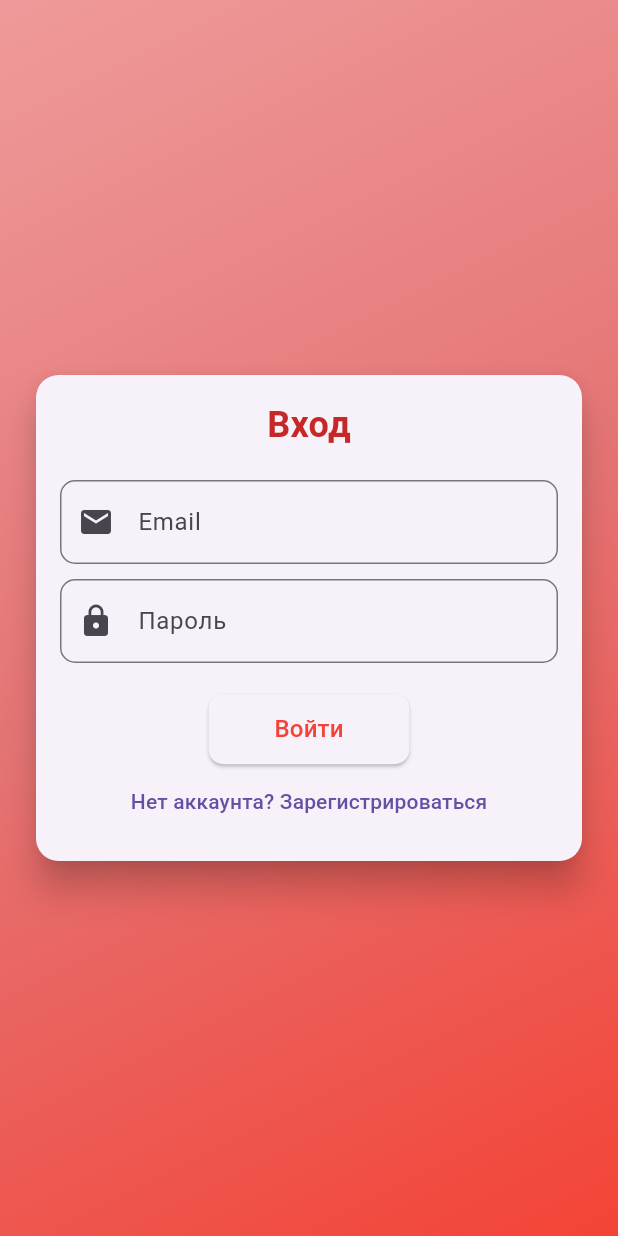
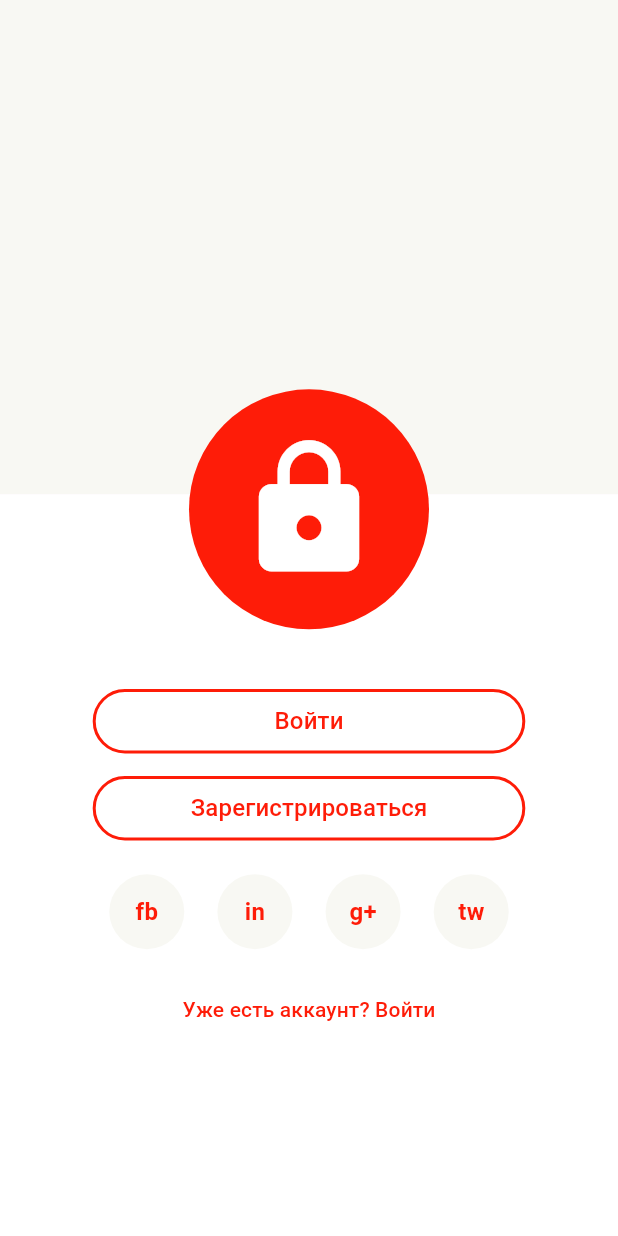
Before and after one commit to Alex228q/point_on_map, a Flutter app: the screen it shows after launch, on a phone screen of 412 x 824 dp. Run offline on Flutter 3.47's test engine with Material 3 defaults, Android fonts, the light colour scheme and no system bars; our stand-ins replace flutter_map, geolocator, latlong2, lottie; missing offline and left inert: flutter_map_animations.

Commit message:
update05_12

```diff
--- a/lib/main.dart
+++ b/lib/main.dart
@@ -1,5 +1,5 @@
 import 'package:flutter/material.dart';
-import 'package:point_on_map/screens/auth_screen.dart';
+import 'package:point_on_map/screens/registration_screen.dart';
 
 void main() {
   runApp(MainApp());
@@ -12,7 +12,7 @@ class MainApp extends StatelessWidget {
   Widget build(BuildContext context) {
     return MaterialApp(
       debugShowCheckedModeBanner: false,
-      home: AuthScreen(),
+      home: RegistrationScreen(),
     );
   }
 }
--- a/lib/screens/auth_screen.dart
+++ /dev/null
@@ -1,208 +0,0 @@
-import 'package:flutter/material.dart';
-import 'package:point_on_map/screens/map_screen.dart';
-
-class AuthScreen extends StatefulWidget {
-  @override
-  _AuthScreenState createState() => _AuthScreenState();
-}
-
-class _AuthScreenState extends State<AuthScreen> {
-  final _formKey = GlobalKey<FormState>();
-  final _emailController = TextEditingController();
-  final _passwordController = TextEditingController();
-
-  bool _isRegistration = false; // Флаг переключения между регистрацией и входом
-
-  @override
-  Widget build(BuildContext context) {
-    return Scaffold(
-      body: Container(
-        decoration: BoxDecoration(
-          gradient: LinearGradient(
-            begin: Alignment.topLeft,
-            end: Alignment.bottomRight,
-            colors: [Colors.red[200]!, Colors.red[300]!, Colors.red[500]!],
-          ),
-        ),
-        child: Center(
-          child: Padding(
-            padding: const EdgeInsets.all(20.0),
-            child: Card(
-              elevation: 10,
-              shape: RoundedRectangleBorder(
-                borderRadius: BorderRadius.circular(15.0),
-              ),
-              child: Padding(
-                padding: const EdgeInsets.all(16.0),
-                child: AnimatedSwitcher(
-                  duration: Duration(milliseconds: 300),
-                  transitionBuilder: (child, animation) {
-                    return FadeTransition(
-                      opacity: animation,
-                      child: child,
-                    );
-                  },
-                  child: _isRegistration
-                      ? _buildRegistrationForm()
-                      : _buildLoginForm(),
-                ),
-              ),
-            ),
-          ),
-        ),
-      ),
-    );
-  }
-
-  Widget _buildRegistrationForm() {
-    return Column(
-      key: ValueKey('registration'),
-      mainAxisSize: MainAxisSize.min,
-      children: <Widget>[
-        Text(
-          'Регистрация',
-          style: TextStyle(
-            fontSize: 24,
-            fontWeight: FontWeight.bold,
-            color: Colors.red[800],
-          ),
-        ),
-        SizedBox(height: 20),
-        _buildEmailField(),
-        SizedBox(height: 10),
-        _buildPasswordField(),
-        SizedBox(height: 20),
-        ElevatedButton(
-          onPressed: () {},
-          style: ElevatedButton.styleFrom(
-            shape: RoundedRectangleBorder(
-              borderRadius: BorderRadius.circular(10.0),
-            ),
-          ),
-          child: Padding(
-            padding: const EdgeInsets.symmetric(horizontal: 20, vertical: 12),
-            child: Text(
-              'Зарегистрироваться',
-              style: TextStyle(
-                fontSize: 16,
-                color: Colors.red[500],
-              ),
-            ),
-          ),
-        ),
-        TextButton(
-          onPressed: () {
-            setState(() {
-              _isRegistration = false; // Переключаемся на вход
-            });
-          },
-          child: Text('Уже есть аккаунт? Войти'),
-        ),
-      ],
-    );
-  }
-
-  Widget _buildLoginForm() {
-    return Column(
-      key: ValueKey('login'),
-      mainAxisSize: MainAxisSize.min,
-      children: <Widget>[
-        Text(
-          'Вход',
-          style: TextStyle(
-            fontSize: 24,
-            fontWeight: FontWeight.bold,
-            color: Colors.red[800],
-          ),
-        ),
-        SizedBox(height: 20),
-        _buildEmailField(),
-        SizedBox(height: 10),
-        _buildPasswordField(),
-        SizedBox(height: 20),
-        ElevatedButton(
-          onPressed: () {
-            Navigator.pushReplacement(
-              context,
-              MaterialPageRoute(
-                builder: (context) {
-                  return MapScreen();
-                },
-              ),
-            );
-          },
-          style: ElevatedButton.styleFrom(
-            shape: RoundedRectangleBorder(
-              borderRadius: BorderRadius.circular(10.0),
-            ),
-          ),
-          child: Padding(
-            padding: const EdgeInsets.symmetric(horizontal: 20, vertical: 12),
-            child: Text(
-              'Войти',
-              style: TextStyle(
-                fontSize: 16,
-                color: Colors.red[500],
-              ),
-            ),
-          ),
-        ),
-        TextButton(
-          onPressed: () {
-            setState(() {
-              _isRegistration = true; // Переключаемся на регистрацию
-            });
-          },
-          child: Text('Нет аккаунта? Зарегистрироваться'),
-        ),
-      ],
-    );
-  }
-
-  Widget _buildEmailField() {
-    return TextFormField(
-      controller: _emailController,
-      keyboardType: TextInputType.emailAddress,
-      decoration: InputDecoration(
-        labelText: 'Email',
-        prefixIcon: Icon(Icons.email),
-        border: OutlineInputBorder(
-          borderRadius: BorderRadius.circular(10.0),
-        ),
-      ),
-      validator: (value) {
-        if (value == null || value.isEmpty) {
-          return 'Пожалуйста, введите email';
-        }
-        return null;
-      },
-    );
-  }
-
-  Widget _buildPasswordField() {
-    return TextFormField(
-      controller: _passwordController,
-      obscureText: true,
-      decoration: InputDecoration(
-        labelText: 'Пароль',
-        prefixIcon: Icon(Icons.lock),
-        border: OutlineInputBorder(
-          borderRadius: BorderRadius.circular(10.0),
-        ),
-      ),
-      validator: (value) {
-        if (value == null || value.isEmpty) {
-          return 'Пожалуйста, введите пароль';
-        }
-        return null;
-      },
-    );
-  }
-
-  @override
-  void dispose() {
-    _emailController.dispose();
-    _passwordController.dispose();
-    super.dispose();
-  }
-}
--- /dev/null
+++ b/lib/screens/registration_screen.dart
@@ -0,0 +1,98 @@
+import 'package:flutter/material.dart';
+import 'package:point_on_map/screens/map_screen.dart';
+import 'package:point_on_map/widgets/custom_button.dart';
+import 'package:point_on_map/widgets/logo_lock.dart';
+import 'package:point_on_map/widgets/social_sign_button.dart';
+
+class RegistrationScreen extends StatelessWidget {
+  const RegistrationScreen({super.key});
+
+  @override
+  Widget build(BuildContext context) {
+    return Scaffold(
+      body: LayoutBuilder(
+        builder: (context, constraints) {
+          double screenHeight = constraints.maxHeight;
+          double screenWidth = constraints.maxWidth;
+
+          return Stack(
+            children: [
+              Column(
+                children: [
+                  Container(
+                    height: screenHeight * 0.4,
+                    color: Color.fromARGB(255, 248, 248, 243),
+                  ),
+                  Container(
+                    height: screenHeight * 0.6,
+                    width: double.infinity,
+                    color: Colors.white,
+                    child: Column(
+                      mainAxisAlignment: MainAxisAlignment.center,
+                      children: [
+                        SizedBox(
+                          width: screenWidth * 0.7,
+                          child: CustomButton(
+                            text: 'Войти',
+                            onTap: () {
+                              Navigator.pushReplacement(
+                                context,
+                                MaterialPageRoute(
+                                  builder: (context) {
+                                    return MapScreen();
+                                  },
+                                ),
+                              );
+                            },
+                          ),
+                        ),
+                        SizedBox(height: 10),
+                        SizedBox(
+                          width: screenWidth * 0.7,
+                          child: CustomButton(
+                            text: 'Зарегистрироваться',
+                            onTap: () {},
+                          ),
+                        ),
+                        SizedBox(height: 20),
+                        SizedBox(
+                          width: screenWidth * 0.7,
+                          child: Row(
+                            mainAxisAlignment: MainAxisAlignment.spaceAround,
+                            children: [
+                              SocialSignButton(logoText: 'fb'),
+                              SocialSignButton(logoText: 'in'),
+                              SocialSignButton(logoText: 'g+'),
+                              SocialSignButton(logoText: 'tw'),
+                            ],
+                          ),
+                        ),
+                        SizedBox(height: 16),
+                        TextButton(
+                          onPressed: () {},
+                          child: Text(
+                            'Уже есть аккаунт? Войти',
+                            style: TextStyle(
+                              color: Color.fromARGB(255, 254, 28, 8),
+                            ),
+                          ),
+                        ),
+                      ],
+                    ),
+                  ),
+                ],
+              ),
+              Positioned(
+                left: 0,
+                right: 0,
+                top: screenHeight * 0.315,
+                child: LogoLock(),
+              )
+            ],
+          );
+        },
+      ),
+    );
+  }
+}
+//Color.fromARGB(255, 254, 28, 8),
--- /dev/null
+++ b/lib/widgets/custom_button.dart
@@ -0,0 +1,29 @@
+import 'package:flutter/material.dart';
+
+class CustomButton extends StatelessWidget {
+  const CustomButton({super.key, required this.text, required this.onTap});
+
+  final String text;
+  final Function() onTap;
+
+  @override
+  Widget build(BuildContext context) {
+    return OutlinedButton(
+      onPressed: onTap,
+      style: OutlinedButton.styleFrom(
+        padding: EdgeInsets.symmetric(vertical: 10),
+        side: BorderSide(
+          color: Color.fromARGB(255, 254, 28, 8),
+          width: 2,
+        ),
+      ),
+      child: Text(
+        text,
+        style: TextStyle(
+          color: Color.fromARGB(255, 254, 28, 8),
+          fontSize: 16,
+        ),
+      ),
+    );
+  }
+}
--- /dev/null
+++ b/lib/widgets/logo_lock.dart
@@ -0,0 +1,23 @@
+import 'package:flutter/material.dart';
+
+class LogoLock extends StatelessWidget {
+  const LogoLock({super.key});
+
+  @override
+  Widget build(BuildContext context) {
+    return Center(
+      child: Container(
+        decoration: BoxDecoration(
+          borderRadius: BorderRadius.circular(150),
+          color: Color.fromARGB(255, 254, 28, 8),
+        ),
+        padding: EdgeInsets.all(30),
+        child: Icon(
+          Icons.lock,
+          size: 100,
+          color: Colors.white,
+        ),
+      ),
+    );
+  }
+}
--- /dev/null
+++ b/lib/widgets/social_sign_button.dart
@@ -0,0 +1,33 @@
+import 'package:flutter/material.dart';
+
+class SocialSignButton extends StatelessWidget {
+  const SocialSignButton({super.key, required this.logoText});
+  final String logoText;
+
+  @override
+  Widget build(BuildContext context) {
+    return Material(
+      borderRadius: BorderRadius.circular(50),
+      color: Color.fromARGB(255, 248, 248, 243),
+      child: InkWell(
+        borderRadius: BorderRadius.circular(50),
+        onTap: () {},
+        child: Container(
+          width: 50,
+          height: 50,
+          child: Center(
+            child: Text(
+              logoText,
+              style: TextStyle(
+                color: Color.fromARGB(255, 254, 28, 8),
+                fontWeight: FontWeight.bold,
+                fontSize: 16,
+              ),
+            ),
+          ),
+        ),
+      ),
+    );
+  }
+}
+//Color.fromARGB(255, 248, 248, 243),
```
Also changed, not shown: lib/screens/chat_screen.dart (added, +92 -0 lines), lib/screens/map_screen.dart (+62 -46 lines).
